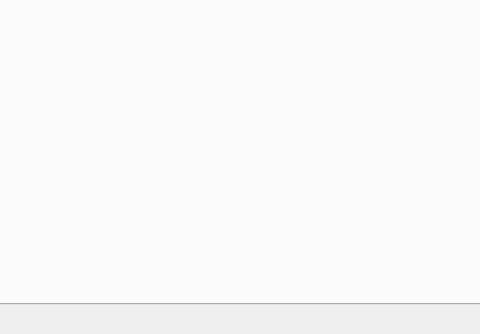
This is programa/untitled.ui in joselitolima21/motion-planning-plot as Qt 5 draws it before an edit; both pictures show x 137 to 617 and y 266 to 600 of the 800 by 600 pixel window. The edited form follows.
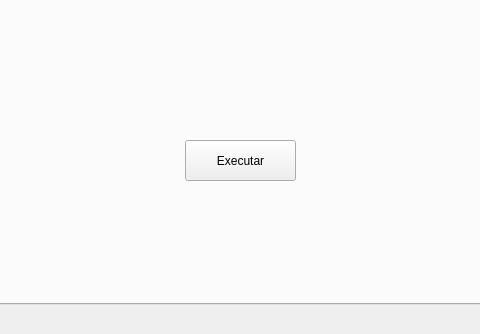
This is the edited form. The open tabs and pages were chosen to show the change.

Diff of the .ui file:
```diff
--- a/programa/untitled.ui
+++ b/programa/untitled.ui
@@ -45,6 +45,19 @@
      <attribute name="title">
       <string>Conexão</string>
      </attribute>
+     <widget class="QPushButton" name="pushButton_4">
+      <property name="geometry">
+       <rect>
+        <x>310</x>
+        <y>370</y>
+        <width>111</width>
+        <height>41</height>
+       </rect>
+      </property>
+      <property name="text">
+       <string>Executar</string>
+      </property>
+     </widget>
     </widget>
     <widget class="QWidget" name="tela2">
      <attribute name="title">
```
Left out of the diff: 2 changed lines with no effect on the pictures.
